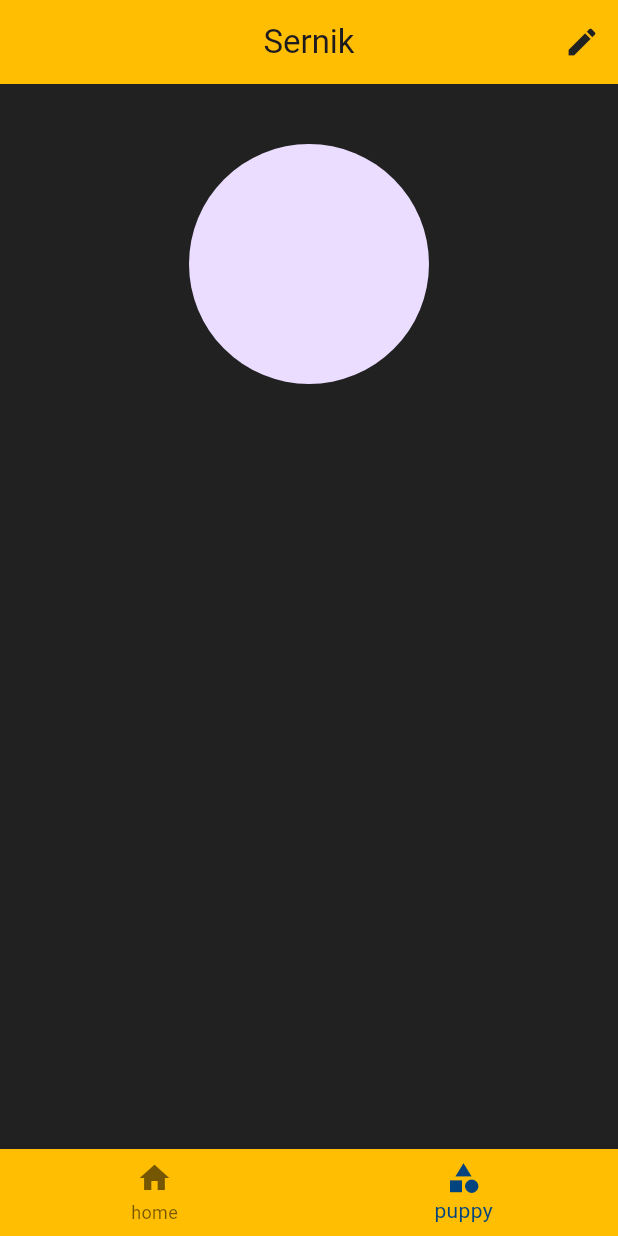
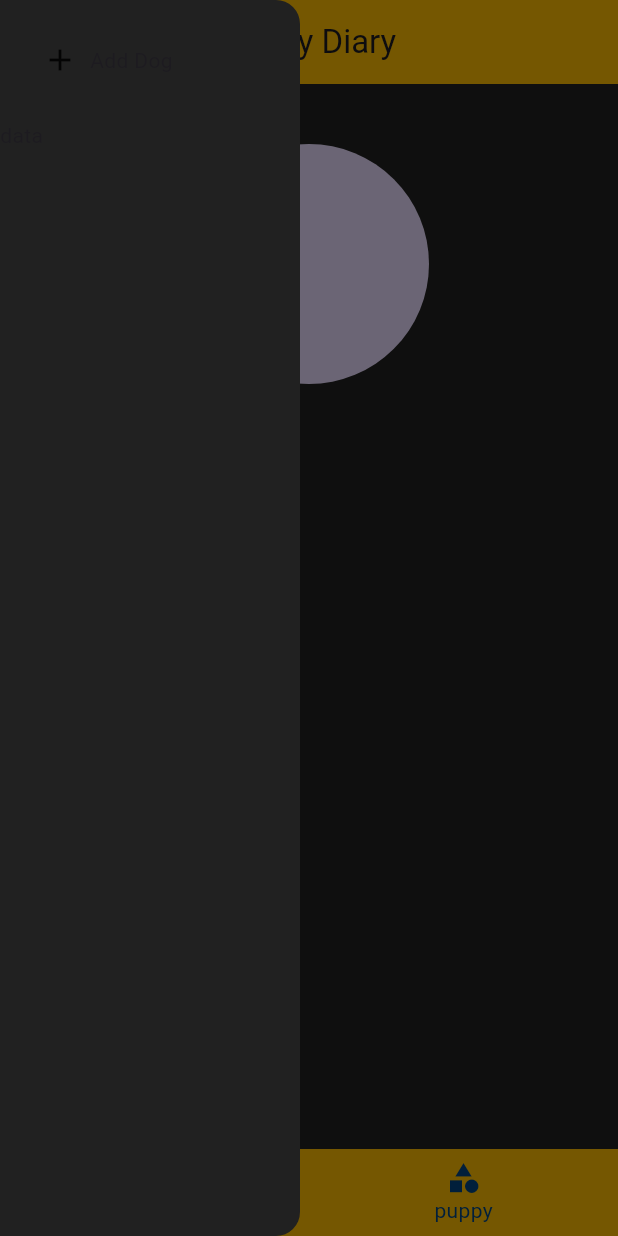
Before and after one commit to JanUfniarz/puppy_diary, a Flutter app: the screen it shows after launch, item 2 of the bottom bar chosen, with the side drawer open (before the commit the screen has no drawer), on a phone screen of 412 x 824 dp. Run offline on Flutter 3.47's test engine with Material 3 defaults, Android fonts, the light colour scheme and no system bars; our stand-ins replace sqflite; accounts and stored records are empty.

Commit message:
basic architecture 3

```diff
--- a/lib/app_controller.dart
+++ b/lib/app_controller.dart
@@ -14,5 +14,21 @@ class AppController extends ChangeNotifier {
 
   DogData? data;
 
-  AppController(this._transformer, this._repo);
+  AppController(this._transformer, this._repo) {
+    loadData();
+  }
+
+  void loadData() => _repo.individual.getAll()
+      .then((val) => data = _transformer(val[0], ()))
+      .then((_) => notifyListeners());
 }
+
+Transformer mainTransformer = (ind, _) => (
+  name: ind.name,
+  fullName: ind.fullName,
+  lastWeight: _lastWeight(ind.weightHistory),
+  weightHistory: ind.weightHistory,
+);
+
+double _lastWeight(WeightList weightHistory) => weightHistory
+    .reduce((x, y) => x.time.isAfter(y.time) ? x : y).weight;
--- a/lib/puppy_diary.dart
+++ b/lib/puppy_diary.dart
@@ -17,22 +17,40 @@ class _PuppyDiaryState extends State<PuppyDiary> {
     return MaterialApp(
       theme: defaultTheme,
       home: Scaffold(
+
         bottomNavigationBar: BottomNavigationBar(
           items: views.map((el) => el.navItem).toList(),
           onTap: (index) => setState(() => currentIndex = index),
           currentIndex: currentIndex,
         ),
+
         appBar: AppBar(
-          actions: [
-            IconButton(
-              onPressed: () {},
-              icon: const Icon(Icons.edit),
-            )
-          ],
-          title: Text("Sernik",
+          title: Text("Puppy Diary",
             style: Theme.of(context).textTheme.titleLarge,
           ),
         ),
+
+        drawer: Drawer(
+          child: Column(
+            crossAxisAlignment: CrossAxisAlignment.stretch,
+            children: [
+              Container(
+                margin: const EdgeInsets.all(20),
+                child: const Row(
+                  children: [
+                    Padding(
+                      padding: EdgeInsets.all(8.0),
+                      child: Icon(Icons.add),
+                    ),
+                    Text("Add Dog"),
+                  ],
+                )
+              ),
+              Container(child: Text("data")),
+            ],
+          ),
+        ),
+
         body: views[currentIndex],
       ),
     );
--- a/lib/style/default_theme.dart
+++ b/lib/style/default_theme.dart
@@ -20,6 +20,11 @@ ThemeData defaultTheme = ThemeData(
     selectedItemColor: palette[Col.secondary]
   ),
 
+  drawerTheme: DrawerThemeData(
+    backgroundColor: palette[Col.background],
+    width: 200
+  ),
+
   cardTheme: CardTheme(
     color:  palette[Col.secondary],
   ),
--- a/lib/types/data_types.dart
+++ b/lib/types/data_types.dart
@@ -9,18 +9,25 @@ typedef RawData = ({
   RawList weightHistory
 });
 
+typedef WeightList = List<({DateTime time, double weight})>;
+
 typedef IndividualData = ({
   int id,
   String name,
   String fullName,
   DateTime birthday,
-  List<({DateTime time, double weight})> weightHistory,
+  WeightList weightHistory,
   List<Event> eventHistory,
 });
 
 typedef RaceData = ();
 
-typedef DogData = ();
+typedef DogData = ({
+  String name,
+  String fullName,
+  double lastWeight,
+  WeightList weightHistory,
+});
 
 typedef Event = ({
   DateTime time,
--- a/lib/types/function_types.dart
+++ b/lib/types/function_types.dart
@@ -3,12 +3,12 @@ import 'package:puppy_diary/app_controller.dart';
 import 'package:puppy_diary/types/data_types.dart';
 
 typedef Transformer = DogData Function(
-    IndividualData dogData,
+    IndividualData individualData,
     RaceData raceData,
 );
 
 typedef AppViewBuilder = Widget Function(
     BuildContext context,
     AppController controller,
-    Widget? child
+    DogData? data,
 );
--- a/lib/views/main_views.dart
+++ b/lib/views/main_views.dart
@@ -34,6 +34,8 @@ class MainView extends StatelessWidget {
 
   @override
   Widget build(BuildContext context) => Consumer<AppController>(
-      builder: _viewBuilder
+      builder: (context, controller, _) => _viewBuilder(
+          context, controller, controller.data
+      ),
   );
 }
--- a/lib/views/puppy_view.dart
+++ b/lib/views/puppy_view.dart
@@ -1,7 +1,7 @@
 import 'package:flutter/material.dart';
 import 'package:puppy_diary/types/function_types.dart';
 
-AppViewBuilder puppyView = (context, controller, child) => const Column(
+AppViewBuilder puppyView = (context, controller, data) => const Column(
   crossAxisAlignment: CrossAxisAlignment.stretch,
   children: [
     SizedBox(height: 40),
```
Also changed, not shown: lib/main.dart (+6 -7 lines), lib/views/home_view.dart (+17 -7 lines).
